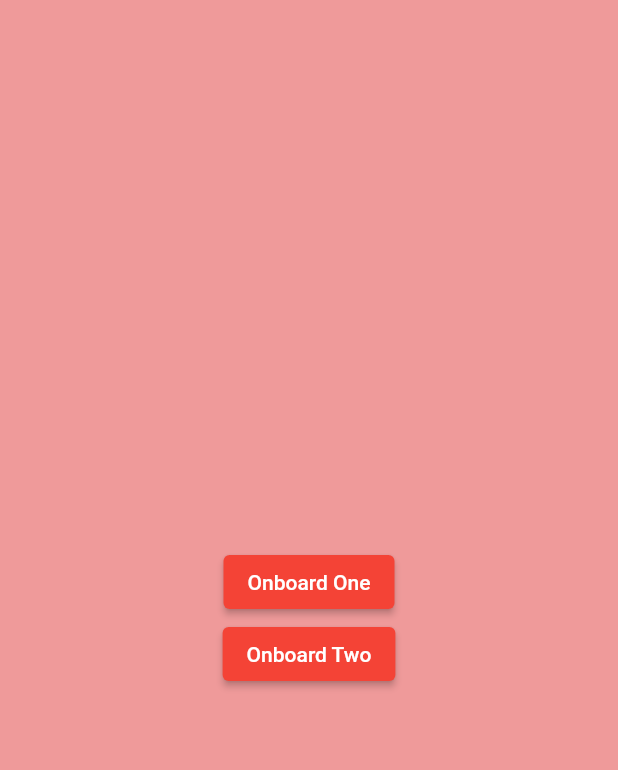
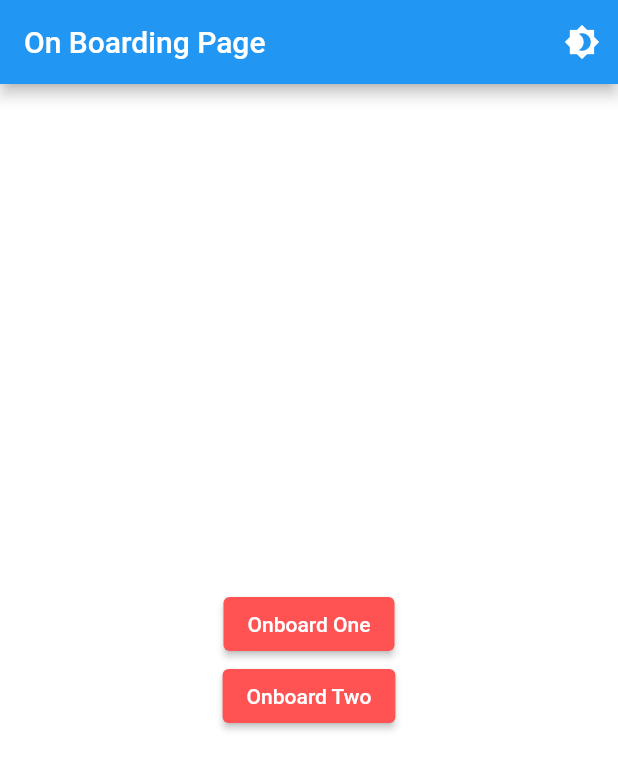
Before and after one commit to Rokon-556/onboarding_page, a Flutter app: the screen it shows after launch, on a phone screen of 412 x 824 dp. Shown: the top 770 px of the screen. Run offline on Flutter 3.47's test engine with Material 2 defaults, Android fonts, the phone set to English and light mode, and no system bars; our stand-ins replace flutter_svg, google_fonts.

Commit message:
Added theming

```diff
--- /dev/null
+++ b/lib/custom_theme.dart
@@ -0,0 +1,49 @@
+import 'package:flutter/material.dart';
+import 'package:google_fonts/google_fonts.dart';
+
+class CustomTheme with ChangeNotifier {
+  ThemeData _theme = ThemeData(
+    brightness: Brightness.light,
+    textTheme: TextTheme(
+      displayMedium: GoogleFonts.montserrat(color: Colors.black87),
+      titleSmall: GoogleFonts.poppins(color: Colors.black54),
+    ),
+    primaryColor: Colors.red,
+    scaffoldBackgroundColor: Colors.white,
+    elevatedButtonTheme: ElevatedButtonThemeData(
+      style: ElevatedButton.styleFrom(backgroundColor: Colors.redAccent),
+    ),
+  );
+  ThemeData dark = ThemeData(
+    brightness: Brightness.dark,
+    primaryColor: Colors.purple,
+    scaffoldBackgroundColor: Colors.black,
+    textTheme: ThemeData.dark().textTheme,
+    elevatedButtonTheme: ElevatedButtonThemeData(
+      style: ElevatedButton.styleFrom(backgroundColor: Colors.purpleAccent,elevation: 2,),
+    ),
+  );
+  ThemeData light = ThemeData(
+    brightness: Brightness.light,
+    textTheme: TextTheme(
+      displayMedium: GoogleFonts.montserrat(color: Colors.black87),
+      titleSmall: GoogleFonts.poppins(color: Colors.black54),
+    ),
+    primaryColor: Colors.red,
+    scaffoldBackgroundColor: Colors.white,
+    elevatedButtonTheme: ElevatedButtonThemeData(
+      style: ElevatedButton.styleFrom(backgroundColor: Colors.redAccent),
+    ),
+  );
+  ThemeData get theme => _theme;
+
+  void toggler() {
+    final isDark = _theme == dark;
+    if (isDark) {
+      _theme = light;
+    } else {
+      _theme = dark;
+    }
+    notifyListeners();
+  }
+}
--- a/lib/main.dart
+++ b/lib/main.dart
@@ -1,22 +1,30 @@
 import 'package:flutter/material.dart';
+import 'package:on_boarding_demo/custom_theme.dart';
 import 'package:on_boarding_demo/screens/home_screen.dart';
 import 'package:on_boarding_demo/screens/on_board_screen_one.dart';
 import 'package:on_boarding_demo/screens/on_board_screen_two.dart';
+import 'package:provider/provider.dart';
 
 void main() {
-  runApp(const MyApp());
+  runApp(
+    const MyApp(),
+  );
 }
 
 class MyApp extends StatelessWidget {
   const MyApp({super.key});
-
   @override
   Widget build(BuildContext context) {
+    return ChangeNotifierProvider(
+      create: (context) => CustomTheme(),
+      builder: (context, child) {
+        final themeData = Provider.of<CustomTheme>(context);
         return MaterialApp(
-      title: 'Flutter Demo',
-      theme: ThemeData(
-        primarySwatch: Colors.red,
-      ),
+          theme: themeData.theme,
+
+          //  theme: themeData.light,
+          //  darkTheme: themeData.dark,
+          // themeMode: themeData.theme,
           home: const HomeScreen(),
           routes: {
             OnBoardScreenOne.routeName: ((context) => const OnBoardScreenOne()),
@@ -24,5 +32,19 @@ class MyApp extends StatelessWidget {
                 const OnBoardingScreenTwo()),
           },
         );
+      },
+      // child: MaterialApp(
+      //   title: 'Flutter Demo',
+      //   home: const HomeScreen(),
+      //   theme: CustomTheme.lightTheme,
+      //   darkTheme: CustomTheme.darkTheme,
+      //   themeMode: currentTheme.currentTheme,
+      //   routes: {
+      //     OnBoardScreenOne.routeName: ((context) => const OnBoardScreenOne()),
+      //     OnBoardingScreenTwo.routeName: ((context) =>
+      //         const OnBoardingScreenTwo()),
+      //   },
+      // ),
+    );
   }
 }
--- a/lib/screens/home_screen.dart
+++ b/lib/screens/home_screen.dart
@@ -1,6 +1,9 @@
 import 'package:flutter/material.dart';
 import 'package:on_boarding_demo/screens/on_board_screen_one.dart';
 import 'package:on_boarding_demo/screens/on_board_screen_two.dart';
+import 'package:provider/provider.dart';
+
+import '../custom_theme.dart';
 
 class HomeScreen extends StatelessWidget {
   static const routeName = '/';
@@ -8,9 +11,19 @@ class HomeScreen extends StatelessWidget {
 
   @override
   Widget build(BuildContext context) {
+    final themeData = Provider.of<CustomTheme>(context);
+
     return SafeArea(
       child: Scaffold(
-        backgroundColor: Colors.red[200],
+        appBar: AppBar(
+          title: const Text('On Boarding Page'),
+          actions: [
+            IconButton(
+              onPressed: themeData.toggler,
+              icon: const Icon(Icons.brightness_4),
+            )
+          ],
+        ),
         body: Center(
           child: Column(mainAxisAlignment: MainAxisAlignment.center, children: [
             ElevatedButton(
@@ -23,7 +36,20 @@ class HomeScreen extends StatelessWidget {
                   Navigator.of(context)
                       .pushNamed(OnBoardingScreenTwo.routeName);
                 },
-                child: const Text('Onboard Two'))
+                child: const Text('Onboard Two')),
+
+            // ElevatedButton.icon(
+            //     onPressed: () => currentTheme.toggleTheme(),
+            //     // onPressed: () {
+            //     //   currentTheme.addListener(() {
+            //     //     setState(() {});
+            //     //   });
+
+            //     //   // Provider.of<CustomTheme>(context, listen: false)
+            //     //   //     .toggleTheme();
+            //     // },
+            //     icon: const Icon(Icons.brightness_4),
+            //     label: const Text('Enable'))
           ]),
         ),
       ),
--- a/pubspec.yaml
+++ b/pubspec.yaml
@@ -36,6 +36,9 @@ dependencies:
   # Use with the CupertinoIcons class for iOS style icons.
   cupertino_icons: ^1.0.2
   flutter_svg: ^1.1.6
+  google_fonts: ^3.0.1
+  provider: ^6.0.5
+
 
 dev_dependencies:
   flutter_test:
```
Also changed, not shown: pubspec.lock, 1 other file. Lines whose indentation alone changed are shown as unchanged.
